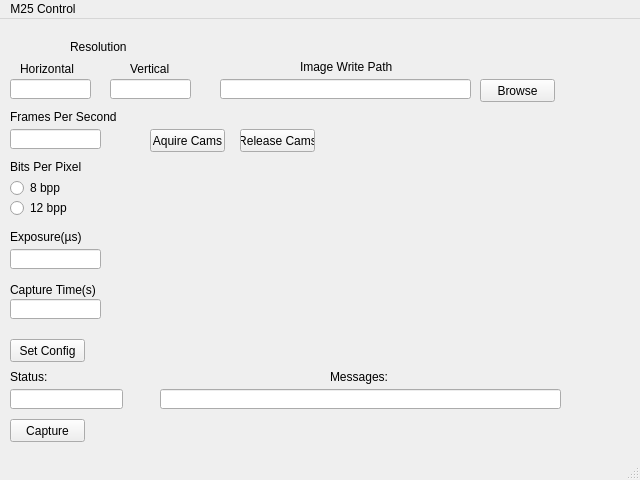
Before: the Qt Designer form M25 Python/M25.ui in SaraLab-Group/M25_Acqusition_Engine, drawn with Qt 5.
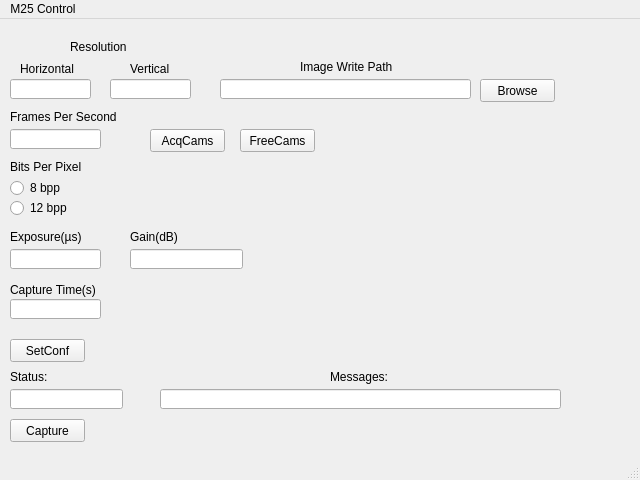
After: the same form once the commit is applied.

```diff
--- a/M25 Python/M25.ui
+++ b/M25 Python/M25.ui
@@ -286,7 +286,7 @@
      </rect>
     </property>
     <property name="text">
-     <string>Aquire Cams</string>
+     <string>AcqCams</string>
     </property>
    </widget>
    <widget class="QPushButton" name="ReleaseCamsButton">
@@ -299,7 +299,7 @@
      </rect>
     </property>
     <property name="text">
-     <string>Release Cams</string>
+     <string>FreeCams</string>
     </property>
    </widget>
    <widget class="QPushButton" name="pushButton_3">
@@ -312,7 +312,30 @@
      </rect>
     </property>
     <property name="text">
-     <string>Set Config</string>
+     <string>SetConf</string>
+    </property>
+   </widget>
+   <widget class="QLineEdit" name="GainlineEdit">
+    <property name="geometry">
+     <rect>
+      <x>130</x>
+      <y>230</y>
+      <width>113</width>
+      <height>20</height>
+     </rect>
+    </property>
+   </widget>
+   <widget class="QLabel" name="GainLabel">
+    <property name="geometry">
+     <rect>
+      <x>130</x>
+      <y>210</y>
+      <width>61</width>
+      <height>16</height>
+     </rect>
+    </property>
+    <property name="text">
+     <string>Gain(dB)</string>
     </property>
    </widget>
   </widget>
```
Left out of the diff: 4 changed lines with no effect on the pictures.
